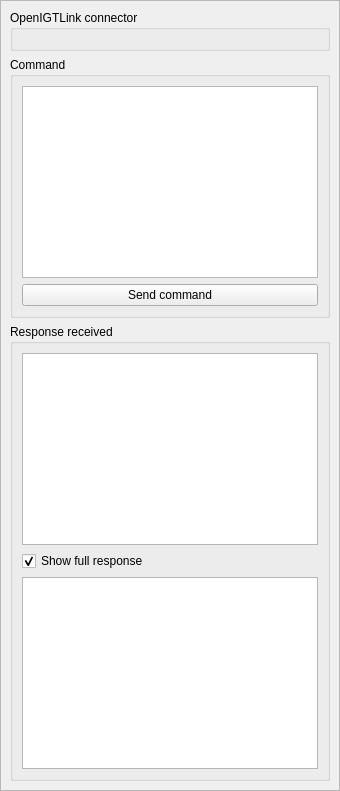
openigtlink/SlicerOpenIGTLink, file OpenIGTLinkRemote/Widgets/Resources/UI/qSlicerOpenIGTLinkRemoteCommandWidget.ui: the form before one commit.
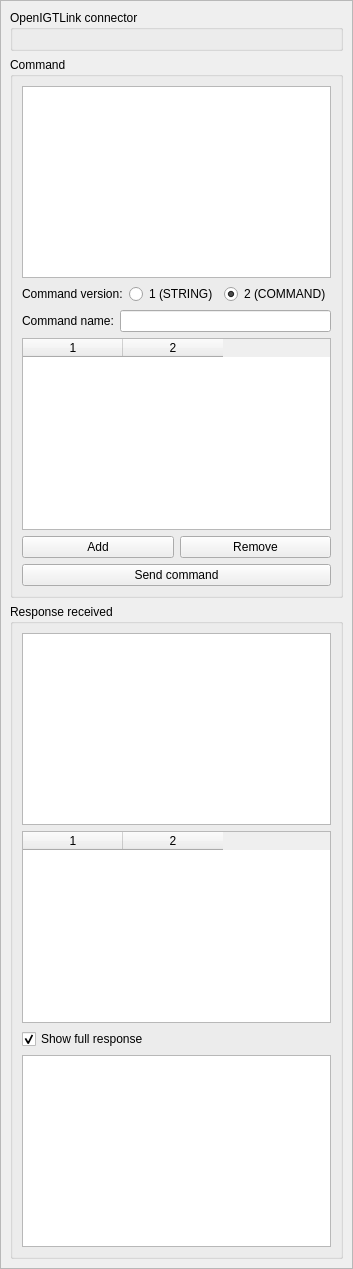
The form after the commit. Custom widgets are drawn as their Qt base class.

What changed in the file:
```diff
--- a/OpenIGTLinkRemote/Widgets/Resources/UI/qSlicerOpenIGTLinkRemoteCommandWidget.ui
+++ b/OpenIGTLinkRemote/Widgets/Resources/UI/qSlicerOpenIGTLinkRemoteCommandWidget.ui
@@ -2,14 +2,6 @@
 <ui version="4.0">
  <class>qSlicerOpenIGTLinkRemoteCommandWidget</class>
  <widget class="qSlicerWidget" name="qSlicerOpenIGTLinkRemoteCommandWidget">
-  <property name="geometry">
-   <rect>
-    <x>0</x>
-    <y>0</y>
-    <width>340</width>
-    <height>615</height>
-   </rect>
-  </property>
   <property name="windowTitle">
    <string>Form</string>
   </property>
@@ -62,6 +54,135 @@
          <item>
           <widget class="QPlainTextEdit" name="CommandTextEdit"/>
          </item>
+         <item>
+          <widget class="QWidget" name="widget_versionContainer" native="true">
+           <layout class="QHBoxLayout" name="horizontalLayout_2">
+            <property name="leftMargin">
+             <number>0</number>
+            </property>
+            <property name="topMargin">
+             <number>0</number>
+            </property>
+            <property name="rightMargin">
+             <number>0</number>
+            </property>
+            <property name="bottomMargin">
+             <number>0</number>
+            </property>
+            <item>
+             <widget class="QLabel" name="label">
+              <property name="text">
+               <string>Command version:</string>
+              </property>
+             </widget>
+            </item>
+            <item>
+             <widget class="QRadioButton" name="radioButton_versionString">
+              <property name="text">
+               <string>1 (STRING)</string>
+              </property>
+              <attribute name="buttonGroup">
+               <string notr="true">buttonGroup_version</string>
+              </attribute>
+             </widget>
+            </item>
+            <item>
+             <widget class="QRadioButton" name="radioButton_versionCommand">
+              <property name="text">
+               <string>2 (COMMAND)</string>
+              </property>
+              <property name="checked">
+               <bool>true</bool>
+              </property>
+              <attribute name="buttonGroup">
+               <string notr="true">buttonGroup_version</string>
+              </attribute>
+             </widget>
+            </item>
+           </layout>
+          </widget>
+         </item>
+         <item>
+          <widget class="QWidget" name="widget_commandNameContainer" native="true">
+           <layout class="QHBoxLayout" name="horizontalLayout_3">
+            <property name="leftMargin">
+             <number>0</number>
+            </property>
+            <property name="topMargin">
+             <number>0</number>
+            </property>
+            <property name="rightMargin">
+             <number>0</number>
+            </property>
+            <property name="bottomMargin">
+             <number>0</number>
+            </property>
+            <item>
+             <widget class="QLabel" name="label_commandName">
+              <property name="text">
+               <string>Command name:</string>
+              </property>
+             </widget>
+            </item>
+            <item>
+             <widget class="QLineEdit" name="lineEdit_commandName"/>
+            </item>
+           </layout>
+          </widget>
+         </item>
+         <item>
+          <widget class="QTableWidget" name="tableWidget_metaData">
+           <property name="showDropIndicator" stdset="0">
+            <bool>false</bool>
+           </property>
+           <property name="dragDropOverwriteMode">
+            <bool>false</bool>
+           </property>
+           <property name="selectionBehavior">
+            <enum>QAbstractItemView::SelectRows</enum>
+           </property>
+           <property name="columnCount">
+            <number>2</number>
+           </property>
+           <attribute name="verticalHeaderVisible">
+            <bool>false</bool>
+           </attribute>
+           <column/>
+           <column/>
+          </widget>
+         </item>
+         <item>
+          <widget class="QWidget" name="widget_metaActionContainer" native="true">
+           <layout class="QHBoxLayout" name="horizontalLayout">
+            <property name="leftMargin">
+             <number>0</number>
+            </property>
+            <property name="topMargin">
+             <number>0</number>
+            </property>
+            <property name="rightMargin">
+             <number>0</number>
+            </property>
+            <property name="bottomMargin">
+             <number>0</number>
+            </property>
+            <item>
+             <widget class="QPushButton" name="pushButton_addMetaData">
+              <property name="text">
+               <string>Add</string>
+              </property>
+             </widget>
+            </item>
+            <item>
+             <widget class="QPushButton" name="pushButton_removeMetaData">
+              <property name="text">
+               <string>Remove</string>
+              </property>
+             </widget>
+            </item>
+           </layout>
+          </widget>
+         </item>
          <item>
           <widget class="QPushButton" name="SendCommandButton">
            <property name="text">
@@ -85,6 +206,30 @@
            </property>
           </widget>
          </item>
+         <item>
+          <widget class="QTableWidget" name="tableWidget_responseMetaData">
+           <property name="editTriggers">
+            <set>QAbstractItemView::NoEditTriggers</set>
+           </property>
+           <property name="showDropIndicator" stdset="0">
+            <bool>false</bool>
+           </property>
+           <property name="dragDropOverwriteMode">
+            <bool>false</bool>
+           </property>
+           <property name="selectionBehavior">
+            <enum>QAbstractItemView::SelectRows</enum>
+           </property>
+           <property name="columnCount">
+            <number>2</number>
+           </property>
+           <attribute name="verticalHeaderVisible">
+            <bool>false</bool>
+           </attribute>
+           <column/>
+           <column/>
+          </widget>
+         </item>
          <item>
           <widget class="QCheckBox" name="ShowFullResponseCheckBox">
            <property name="text">
```
Left out of the diff: 14 changed lines with no effect on the pictures.
